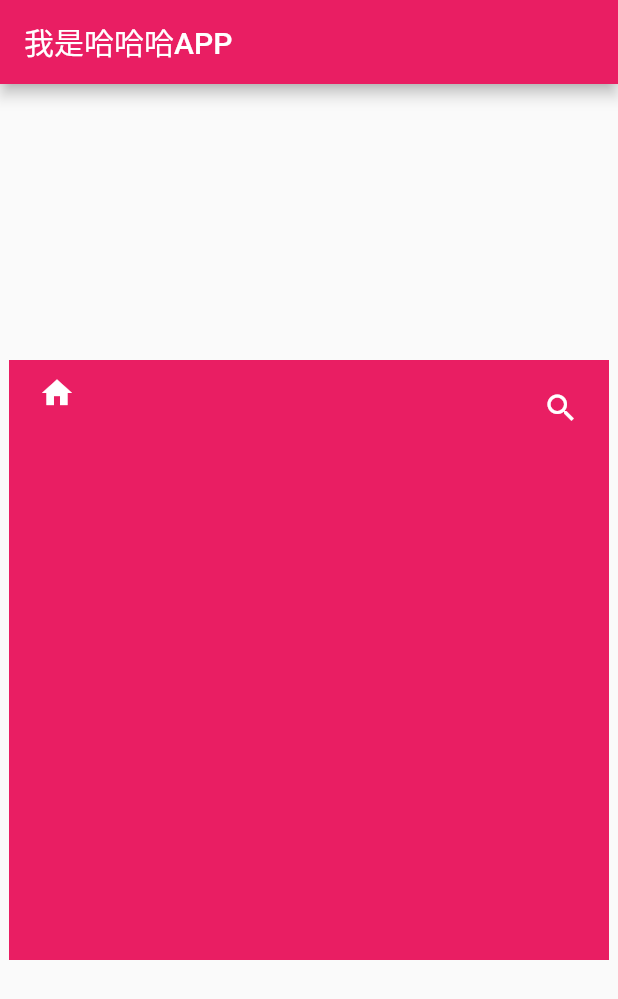
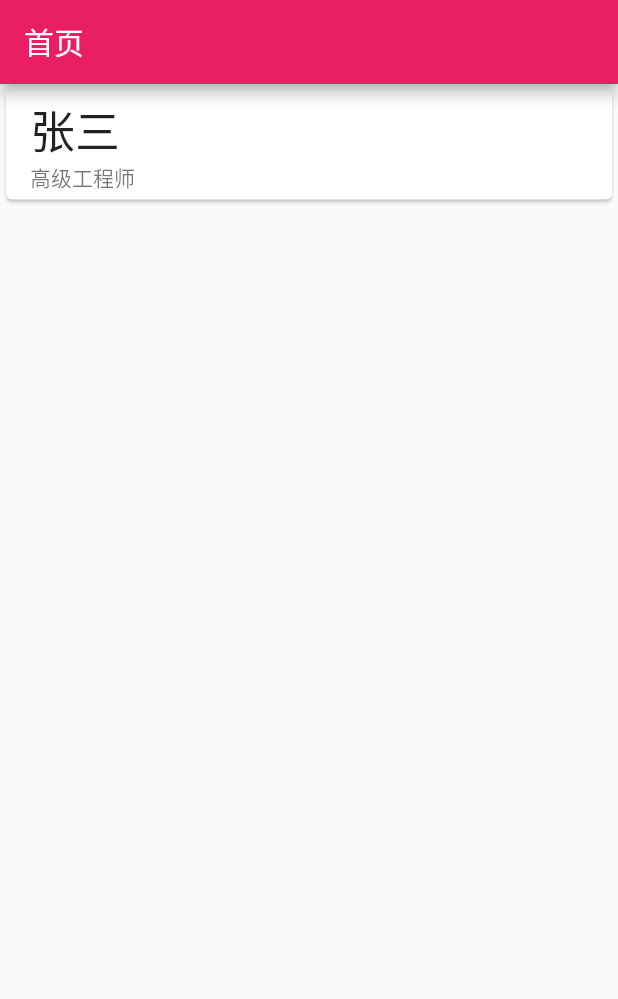
Before and after one commit to dezhizhang/27link, a Flutter app: the screen it shows after launch, on a phone screen of 412 x 824 dp. Shown: the top 999 px of the screen. Run offline on Flutter 3.47's test engine with Material 2 defaults, Android fonts, the phone set to English and light mode, and no system bars.

Commit message:
卡片组件

```diff
--- a/lib/main.dart
+++ b/lib/main.dart
@@ -1,26 +1,8 @@
 import 'package:flutter/material.dart';
-
 
 void main() {
   runApp(MyApp());
 }
-
-// class MyApp extends StatelessWidget{
-//   @override
-//   Widget build(BuildContext context) {
-//     // TODO: implement build
-//     return Stack(
-//       children: <Widget>[
-//         Container(
-//           width: 400,
-//           height: 400,
-//           color: Colors.red,
-//         ),
-//         Text('哈哈我是flex')
-//       ],
-//     );
-//   }
-// }
 
 class MyApp extends StatelessWidget{
   @override
@@ -29,7 +11,7 @@ class MyApp extends StatelessWidget{
     return MaterialApp(
       home: Scaffold(
         appBar: AppBar(
-          title: Text('我是哈哈哈APP'),
+          title: Text('首页'),
         ),
         body: HomeContent(),
       ),
@@ -40,90 +22,23 @@ class MyApp extends StatelessWidget{
   }
 }
 
-// class HomeContent extends StatelessWidget{
-//   @override
-//   Widget build(BuildContext context) {
-//     // TODO: implement build
-//     return Center(
-//       child: Container(
-//         width: 400,
-//         height: 400,
-//         color: Colors.pink,
-//         child: Stack(
-//           children: <Widget>[
-//             Align(
-//               alignment: Alignment.centerLeft,
-//               child: Icon(Icons.home,color: Colors.white),
-//             ),
-//             Align(
-//               alignment: Alignment.center,
-//               child: Icon(Icons.send,color: Colors.white),
-//             ),
-//             Align(
-//               alignment: Alignment.centerRight,
-//               child: Icon(Icons.search,color: Colors.white),
-//             )
-//           ],
-//         ),
-//       ),
-//     );
-//   }
-
-// }
-
-// class HomeContent extends StatelessWidget{
-//   @override
-//   Widget build(BuildContext context) {
-//     // TODO: implement build
-//     return Center(
-//       child: Container(
-//         width: 400,
-//         height: 400,
-//         color: Colors.pink,
-//         child: Stack(
-//           children: <Widget>[
-//             Positioned(
-//               left: 10,
-//               child: Icon(Icons.home,color: Colors.white),
-//             ),
-//             Positioned(
-//               bottom: 10,
-//               left: 100,
-//               child: Icon(Icons.search,color: Colors.white),
-//             )
-//           ],
-//         ),
-//       ),
-//     );
-//   }
-
-// }
-
 class HomeContent extends StatelessWidget{
   @override
   Widget build(BuildContext context) {
     // TODO: implement build
-    return Center(
-      child: Container(
-        width: 400,
-        height: 400,
-        color: Colors.pink,
-        child: Stack(
-          children: <Widget>[
-            Positioned(
-              top: 10,
-              left: 20,
-              child: Icon(Icons.home,color: Colors.white),
-            ),
-            Positioned(
-              top: 20,
-              right: 20,
-              child: Icon(Icons.search,color: Colors.white),
-            )
-          ],
-        ),
-      ),
+    return ListView(
+      children: <Widget>[
+        Card(
+          child: Column(
+            children: <Widget>[
+              ListTile(
+                title: Text('张三',style: TextStyle(fontSize: 30)),
+                subtitle: Text('高级工程师'),
+              )
+            ],
+          ),
+        )
+      ],
     );
   }
-
 }
```
Also changed, not shown: lib/Stack.dart (added, +54 -0 lines).
